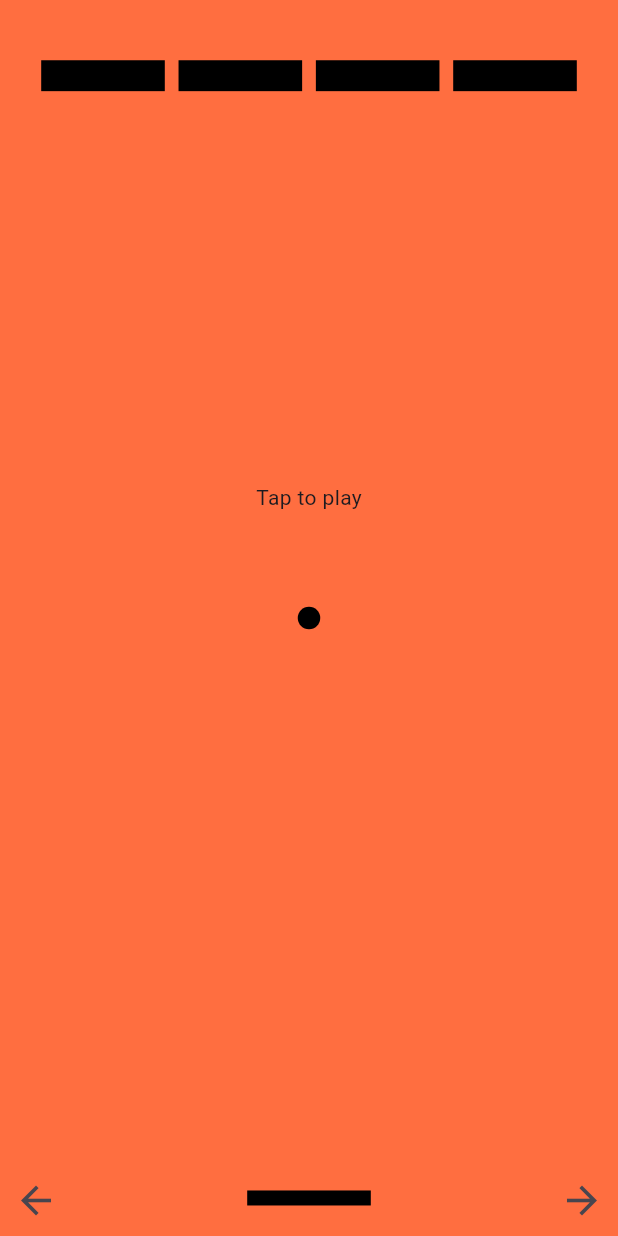
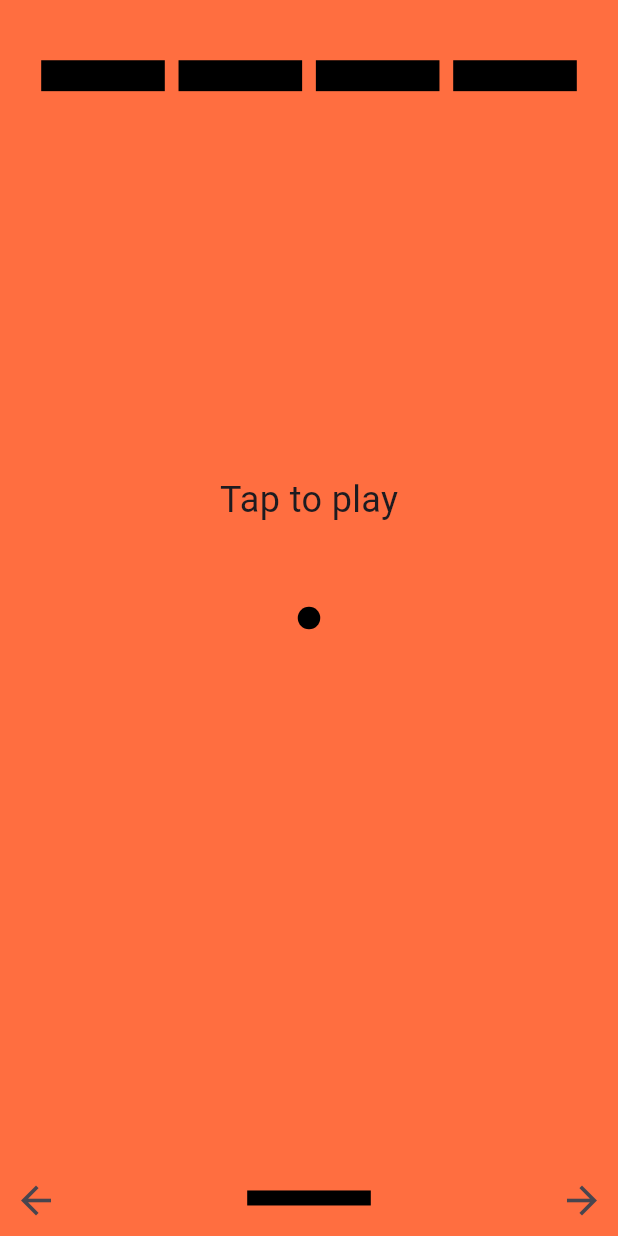
Before and after one commit to hngx-org/Team-Asgard-Breakout, a Flutter app: the screen it shows after launch, on a phone screen of 412 x 824 dp. Run offline on Flutter 3.47's test engine with Material 2 defaults, Android fonts, the light colour scheme and no system bars.

Commit message:
Increased text size

```diff
--- a/lib/screens/start_screen.dart
+++ b/lib/screens/start_screen.dart
@@ -1,17 +1,23 @@
 import 'package:flutter/material.dart';
 
 class StartScreen extends StatelessWidget {
-  const StartScreen({super.key, required this.hasGameStarted, required this.startGame});
+  const StartScreen(
+      {super.key, required this.hasGameStarted, required this.startGame});
   final bool hasGameStarted;
   final Function() startGame;
 
   @override
   Widget build(BuildContext context) {
-    return hasGameStarted? Container():Container(
-      alignment: Alignment(0,-0.2),
-      child: GestureDetector(
-          onTap: startGame,
-          child: Text("Tap to play")),
-    );
+    return hasGameStarted
+        ? Container()
+        : Container(
+            alignment: Alignment(0, -0.2),
+            child: GestureDetector(
+                onTap: startGame,
+                child: Text(
+                  "Tap to play",
+                  style: TextStyle(fontSize: 24),
+                )),
+          );
   }
 }
```
